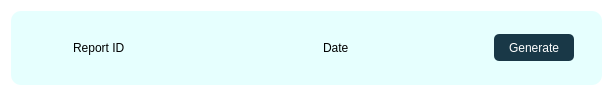
The window that WardenFort/reportswidget.ui (oncelerr/WardenFort) describes before a commit, drawn with Qt 5.
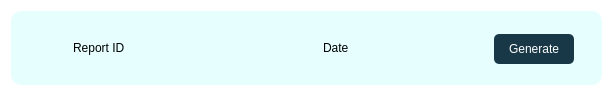
The same window after the commit.

Diff of the .ui file:
```diff
--- a/WardenFort/reportswidget.ui
+++ b/WardenFort/reportswidget.ui
@@ -185,7 +185,7 @@
         <property name="minimumSize">
          <size>
           <width>80</width>
-          <height>20</height>
+          <height>30</height>
          </size>
         </property>
         <property name="maximumSize">
```
